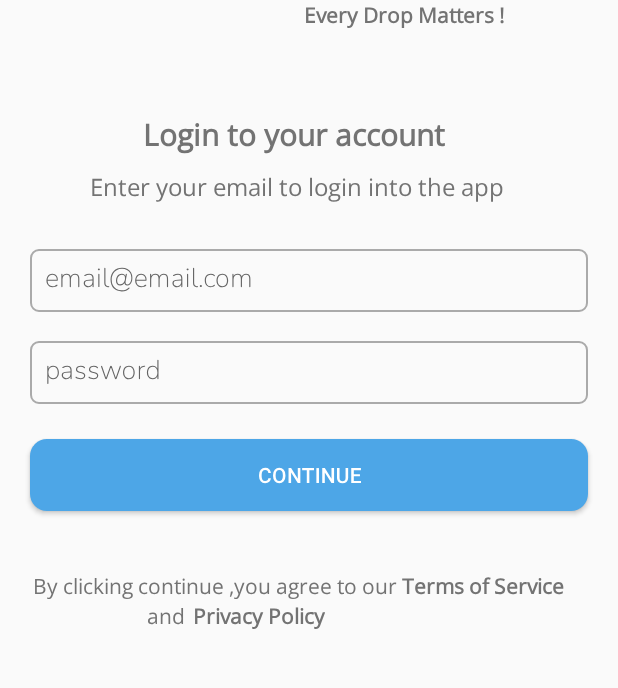
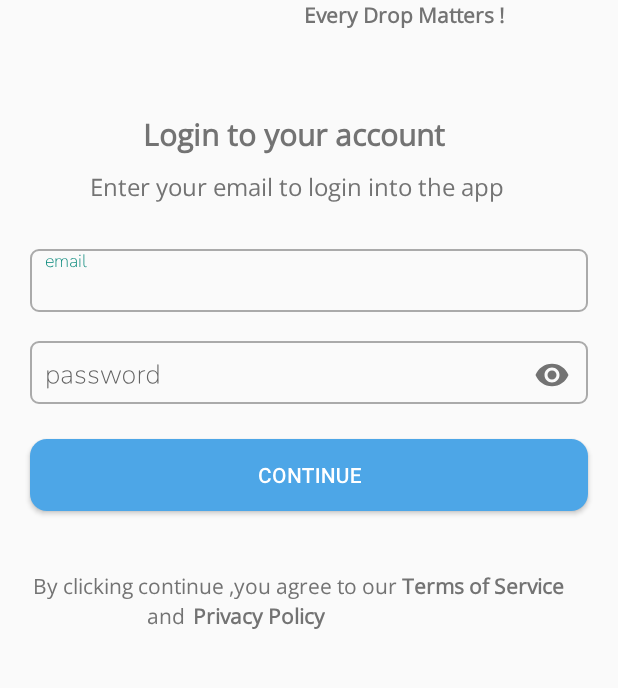
Before and after one commit to vikas-bluerevive/PQWSFlowProject, an Android app built with Jetpack Compose: the screen it shows after launch (LoginActivty), on a phone screen of 412 x 824 dp, the part 382-1070 px from its top. Run offline under Robolectric (Android 15) with nearby library versions, the phone set to English and light mode, and no system bars.

```diff
--- a/app/build.gradle.kts
+++ b/app/build.gradle.kts
@@ -91,6 +91,8 @@ dependencies {
     implementation ("com.squareup.okhttp3:logging-interceptor:3.8.0")
     implementation ("com.squareup.retrofit2:converter-scalars:2.1.0")
 
+    implementation ("com.google.android.material:material:1.9.0")
+
     // Add this line for the Chart Library
     implementation("com.github.PhilJay:MPAndroidChart:v3.1.0")
     // Import the Firebase BoM
@@ -104,6 +106,6 @@ dependencies {
 
     implementation ("com.google.android.material:material:1.4.0")
 
-    //walder date picker
+    //wdullaer date picker
     implementation("com.wdullaer:materialdatetimepicker:3.6.4")
 }
--- a/app/src/main/AndroidManifest.xml
+++ b/app/src/main/AndroidManifest.xml
@@ -13,6 +13,7 @@
         android:label="@string/app_name"
         android:roundIcon="@mipmap/ic_launcher3_round"
         android:supportsRtl="true"
+        android:screenOrientation="portrait"
         android:theme="@style/Theme.PQWSFlowProject2"
         tools:targetApi="31">
         <activity
@@ -38,6 +39,8 @@
 
         <activity
             android:name=".LoginActivty"
+            android:windowSoftInputMode="adjustResize|adjustPan"
+            android:isScrollContainer="true"
             android:exported="true">
             <intent-filter>
                 <action android:name="android.intent.action.MAIN" />
@@ -46,6 +49,7 @@
             </intent-filter>
         </activity>
         <activity
+
             android:name=".MainActivity"
             android:exported="true"
             android:label="@string/app_name"></activity>
--- a/app/src/main/java/com/example/pqwsflowproject/LoginActivty.kt
+++ b/app/src/main/java/com/example/pqwsflowproject/LoginActivty.kt
@@ -7,6 +7,7 @@ import android.preference.PreferenceManager
 import android.text.TextUtils
 import android.util.Log
 import android.util.Patterns
+import android.view.WindowManager
 import android.widget.Toast
 import androidx.activity.ComponentActivity
 import androidx.activity.compose.setContent
@@ -109,7 +110,8 @@ class LoginActivty: FragmentActivity() {
                CommonFunction.hideProgressBar()
             }
         })
-
+        getWindow()
+            .setSoftInputMode(WindowManager.LayoutParams.SOFT_INPUT_ADJUST_PAN);
         loginViewModel.successfullyLogin.observe(this, Observer {
                  var loginRes : LoginResponse2? = it
           Log.e("LoginResponse","log in response "+ loginRes)
--- a/app/src/main/res/layout/activity_login.xml
+++ b/app/src/main/res/layout/activity_login.xml
@@ -1,4 +1,10 @@
 <?xml version="1.0" encoding="utf-8"?>
+<ScrollView
+    xmlns:android="http://schemas.android.com/apk/res/android"
+    xmlns:app="http://schemas.android.com/apk/res-auto"
+    xmlns:tools="http://schemas.android.com/tools"
+    android:layout_width="match_parent"
+    android:layout_height="match_parent">
 <androidx.constraintlayout.widget.ConstraintLayout xmlns:android="http://schemas.android.com/apk/res/android"
     xmlns:app="http://schemas.android.com/apk/res-auto"
     xmlns:tools="http://schemas.android.com/tools"
@@ -81,12 +87,32 @@
         android:layout_weight=".28"
         android:background="@drawable/transparent_border"
         android:orientation="horizontal"
-        android:padding="10dp"
+
         app:layout_constraintEnd_toEndOf="parent"
         app:layout_constraintStart_toStartOf="parent"
         app:layout_constraintTop_toBottomOf="@+id/textView3">
+        <com.google.android.material.textfield.TextInputLayout
+            android:id="@+id/etEmailLayout"
+            android:layout_width="match_parent"
+            android:layout_height="match_parent"
 
-        <EditText
+            >
+
+        <com.google.android.material.textfield.TextInputEditText
+            android:id="@+id/editEmail"
+            android:layout_width="match_parent"
+            android:layout_height="match_parent"
+            android:focusable="true"
+            android:layout_marginStart="10dp"
+            android:layout_marginBottom="7dp"
+            android:background="@android:color/transparent"
+            android:hint="email"
+            android:inputType="textEmailAddress"
+            android:textColor="@color/black"
+            android:fontFamily="@font/nunito_variablefont_wght"
+           />
+        </com.google.android.material.textfield.TextInputLayout>
+        <!--<EditText
             android:id="@+id/editEmail"
             android:layout_width="match_parent"
             android:layout_height="match_parent"
@@ -96,7 +122,7 @@
             android:hint="email@email.com"
             android:inputType="textEmailAddress"
             android:fontFamily="@font/nunito_variablefont_wght"
-            android:textColor="@color/black"></EditText>
+            android:textColor="@color/black"></EditText>-->
 
     </RelativeLayout>
 
@@ -110,23 +136,43 @@
         android:layout_weight=".28"
         android:background="@drawable/transparent_border"
         android:orientation="horizontal"
-        android:padding="10dp"
+
         app:layout_constraintEnd_toEndOf="parent"
         app:layout_constraintHorizontal_bias="0.0"
         app:layout_constraintStart_toStartOf="parent"
         app:layout_constraintTop_toBottomOf="@+id/relativeLayout">
+        <com.google.android.material.textfield.TextInputLayout
+            android:id="@+id/etPasswordLayout"
+            android:layout_width="match_parent"
+            android:layout_height="match_parent"
+            app:passwordToggleEnabled="true"
+          >
 
-        <EditText
+            <com.google.android.material.textfield.TextInputEditText
+                android:id="@+id/editPassword"
+                android:layout_width="match_parent"
+                android:layout_height="match_parent"
+                android:focusable="true"
+                android:layout_marginStart="10dp"
+                android:layout_marginBottom="7dp"
+                android:background="@android:color/transparent"
+                android:hint="password"
+                android:textColor="@color/black"
+                android:fontFamily="@font/nunito_variablefont_wght"
+                android:inputType="textPassword" />
+        </com.google.android.material.textfield.TextInputLayout>
+        <!--<EditText
             android:id="@+id/editPassword"
             android:layout_width="match_parent"
             android:layout_height="match_parent"
             android:background="@android:color/transparent"
             android:focusable="true"
             android:hint="password"
+            app:passwordToggleEnabled="true"
             android:inputType="textPassword"
             android:maxLength="11"
             android:fontFamily="@font/nunito_variablefont_wght"
-            android:textColor="@color/black"></EditText>
+            android:textColor="@color/black"></EditText>-->
 
     </RelativeLayout>
 
@@ -209,3 +255,4 @@
 
 
 </androidx.constraintlayout.widget.ConstraintLayout>
+</ScrollView>
--- a/app/src/main/res/layout/activity_tank_schedule.xml
+++ b/app/src/main/res/layout/activity_tank_schedule.xml
@@ -255,11 +255,13 @@
             app:layout_constraintStart_toEndOf="@+id/textView46"
             app:layout_constraintTop_toTopOf="parent">
             <androidx.constraintlayout.widget.ConstraintLayout
+                android:id="@+id/contraintStatus"
                 android:layout_width="match_parent"
                 android:layout_height="match_parent"
                 android:background="@color/green">
 
                 <TextView
+                    android:id="@+id/statusText"
                     android:layout_width="wrap_content"
                     android:layout_height="wrap_content"
                     android:layout_marginStart="11dp"
--- a/app/src/main/res/layout/schedules_screen.xml
+++ b/app/src/main/res/layout/schedules_screen.xml
@@ -59,7 +59,7 @@
         android:layout_height="wrap_content"
         android:gravity="center"
         android:layout_centerInParent="true"
-        android:text="No Schedule Availabe"
+        android:text="No Schedule "
         android:visibility="gone"
       ></TextView>
     </RelativeLayout>
@@ -101,7 +101,7 @@
         android:gravity="center"
 
         android:layout_centerInParent="true"
-        android:text="No Past Schedule Availabe"
+        android:text="No Past Schedule "
         android:visibility="gone"
         ></TextView>
     </RelativeLayout>
```
Also changed, not shown: app/src/main/java/com/example/pqwsflowproject/DashBoardFragment.kt (+6 -5 lines), app/src/main/java/com/example/pqwsflowproject/SchedulesFragment.kt (+6 -6 lines), app/src/main/java/com/example/pqwsflowproject/TankScheduleActivity.kt (+30 -7 lines), app/src/main/java/com/example/pqwsflowproject/viewmodels/LoginViewModel.kt (+14 -5 lines), app/src/main/java/com/example/pqwsflowproject/viewmodels/MainActivityViewModel.kt (+85 -17 lines).
